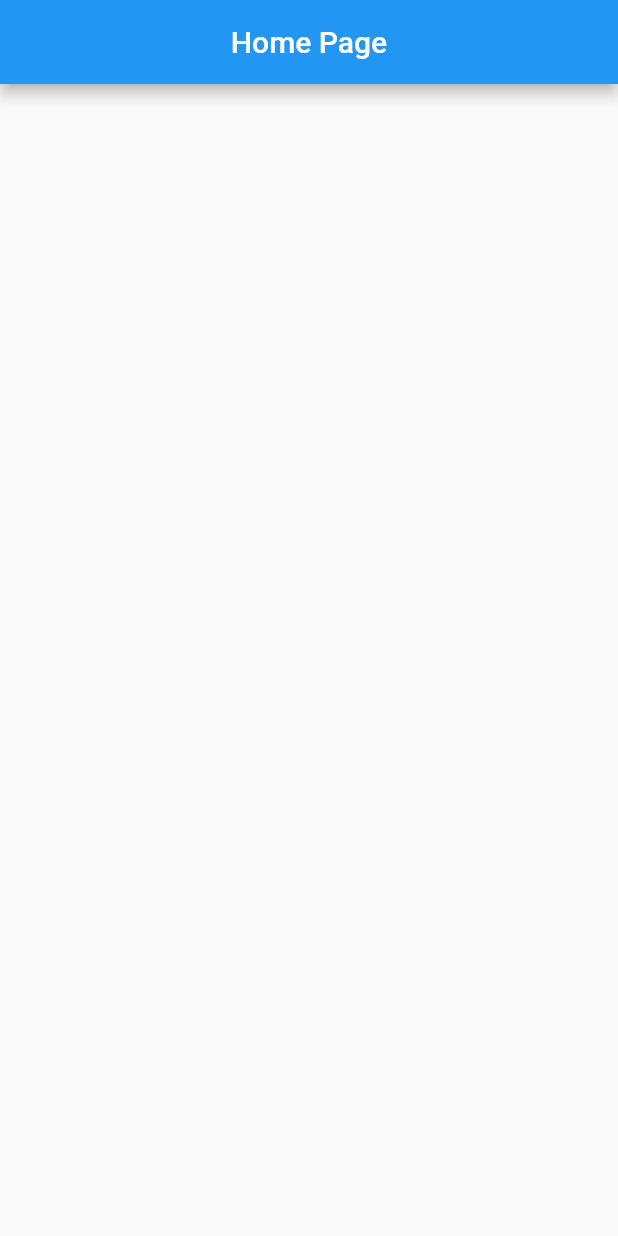
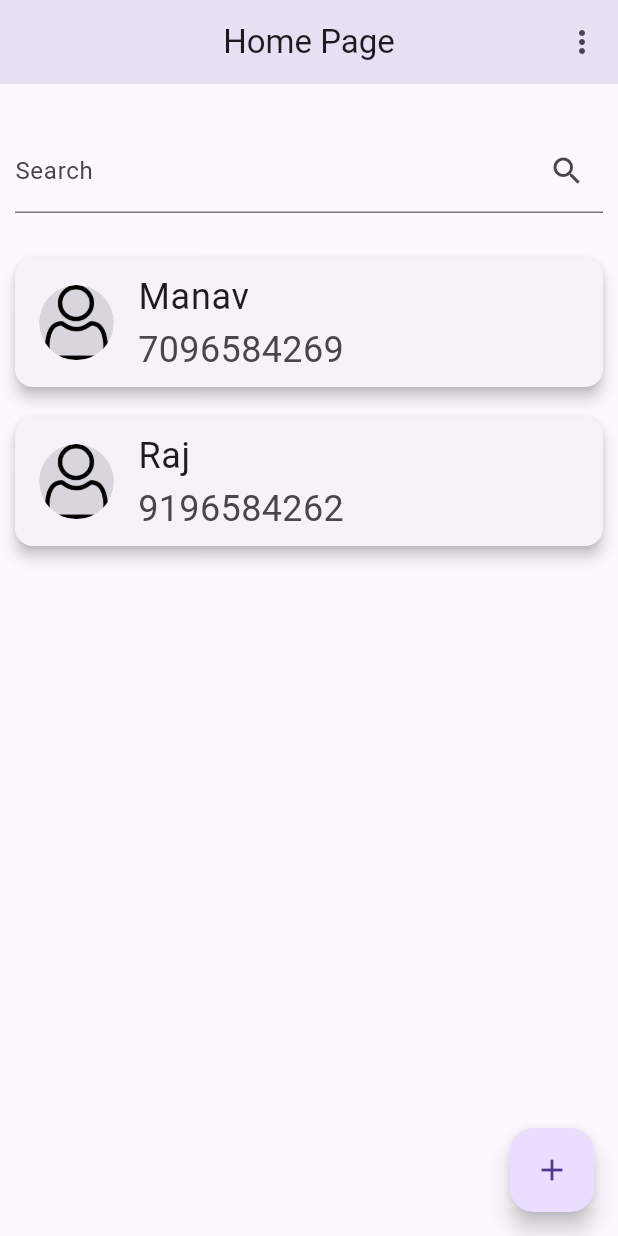
Before and after one commit to MrManavRamani-Flutter/Contact-Dairy, a Flutter app: the screen it shows after launch, on a phone screen of 412 x 824 dp. Run offline on Flutter 3.47's test engine with Material 2 defaults, Android fonts, the phone set to English and light mode, and no system bars.

Commit message:
Date : 21-11-2023 Night Commit Contact Design , model ,view contact , search contact normal commit.......

```diff
--- a/lib/main.dart
+++ b/lib/main.dart
@@ -1,4 +1,5 @@
 import 'package:contact_diary/screen/home_page.dart';
+import 'package:contact_diary/screen/view_contact_info.dart';
 import 'package:flutter/material.dart';
 
 void main() {
@@ -11,8 +12,13 @@ class MyApp extends StatelessWidget {
   @override
   Widget build(BuildContext context) {
     return MaterialApp(
+      theme: ThemeData.light(useMaterial3: true),
+      darkTheme: ThemeData.dark(useMaterial3: true),
+      themeMode: ThemeMode.system,
+      debugShowCheckedModeBanner: false,
       routes: {
         '/': (context) => const HomePage(),
+        'viewContact': (context) => const ViewContactInfo(),
       },
     );
   }
--- /dev/null
+++ b/lib/model/contact.dart
@@ -0,0 +1,12 @@
+class Contact {
+  String pic;
+  String name;
+  String contact;
+  String email;
+  Contact({
+    required this.pic,
+    required this.name,
+    required this.contact,
+    required this.email,
+  });
+}
--- a/lib/screen/home_page.dart
+++ b/lib/screen/home_page.dart
@@ -1,3 +1,5 @@
+import 'package:contact_diary/model/contact.dart';
+import 'package:contact_diary/utils/global.dart';
 import 'package:flutter/material.dart';
 
 class HomePage extends StatefulWidget {
@@ -9,13 +11,144 @@ class HomePage extends StatefulWidget {
 
 class _HomePageState extends State<HomePage> {
   @override
+  void initState() {
+    Global.find = Global.contactInfo;
+    super.initState();
+  }
+
+  void filterData(String val) {
+    List<Contact> res = [];
+    if (val.isEmpty) {
+      res = Global.contactInfo;
+    } else {
+      res = Global.contactInfo.where((e) => e.name.contains(val)).toList();
+    }
+    setState(() {
+      Global.find = res;
+    });
+  }
+
+  TextEditingController festQuoteController = TextEditingController();
+  @override
   Widget build(BuildContext context) {
     return Scaffold(
       appBar: AppBar(
         title: const Text('Home Page'),
         centerTitle: true,
+        elevation: 18,
+        actions: [
+          IconButton(
+            onPressed: () {},
+            icon: const Icon(Icons.more_vert),
+          ),
+        ],
       ),
-      body: Container(),
+      floatingActionButton: FloatingActionButton(
+        onPressed: () {
+          showDialog(
+            context: context,
+            builder: (context) {
+              return AlertDialog(
+                title: const Text(
+                  'Add Quote',
+                ),
+                content: TextField(
+                  controller: festQuoteController,
+                  decoration: const InputDecoration(
+                    hintText: 'Enter Quote',
+                  ),
+                ),
+                actions: [
+                  OutlinedButton(
+                    onPressed: () {
+                      // Global.fest_quote = festQuoteController.text;
+                      Navigator.pop(context);
+                      setState(() {});
+                    },
+                    child: const Text('Done'),
+                  ),
+                ],
+              );
+            },
+          );
+        },
+        child: const Icon(Icons.add),
+      ),
+      body: (Global.contactInfo.isEmpty)
+          ? Container(
+              alignment: Alignment.center,
+              color: Colors.black12,
+              child: const Text(
+                'No Contact',
+                style: TextStyle(fontSize: 25, fontWeight: FontWeight.bold),
+              ),
+            )
+          : Padding(
+              padding: const EdgeInsets.all(10),
+              child: Column(
+                children: [
+                  const SizedBox(
+                    height: 20,
+                  ),
+                  TextField(
+                    onChanged: (val) => filterData(val),
+                    decoration: const InputDecoration(
+                        labelText: 'Search', suffixIcon: Icon(Icons.search)),
+                  ),
+                  const SizedBox(
+                    height: 20,
+                  ),
+                  Expanded(
+                    child: ListView.builder(
+                      itemCount: Global.find.length,
+                      itemBuilder: (context, index) => Card(
+                        key: ValueKey(Global.find[index].name),
+                        // color: Colors.blue,
+                        elevation: 4,
+                        margin: const EdgeInsets.symmetric(vertical: 10),
+                        child: InkWell(
+                          onTap: () {
+                            Navigator.of(context).pushNamed('viewContact',
+                                arguments: Global.find[index]);
+                          },
+                          child: ListTile(
+                            leading: Container(
+                              height: 50,
+                              width: 50,
+                              clipBehavior: Clip.antiAlias,
+                              decoration: BoxDecoration(
+                                borderRadius: BorderRadius.circular(25),
+                              ),
+                              child: const CircleAvatar(
+                                backgroundColor: Colors.black12,
+                                child: Image(
+                                  image: AssetImage('assets/pic/user.png'),
+                                  fit: BoxFit.cover,
+                                ),
+                              ),
+                            ),
+                            title: Text(
+                              Global.find[index].name.toString(),
+                              style: const TextStyle(
+                                fontSize: 24,
+                                // color: Colors.white,
+                              ),
+                            ),
+                            subtitle: Text(
+                              Global.find[index].contact.toString(),
+                              style: const TextStyle(
+                                fontSize: 24,
+                                // color: Colors.white,
+                              ),
+                            ),
+                          ),
+                        ),
+                      ),
+                    ),
+                  ),
+                ],
+              ),
+            ),
     );
   }
 }
--- /dev/null
+++ b/lib/utils/global.dart
@@ -0,0 +1,19 @@
+import 'package:contact_diary/model/contact.dart';
+
+class Global {
+  static List<Contact> contactInfo = [
+    Contact(
+      pic: 'assets/pic/user.png',
+      name: 'Manav',
+      contact: '7096584269',
+      email: 'manav@gmail.com',
+    ),
+    Contact(
+      pic: 'assets/pic/user.png',
+      name: 'Raj',
+      contact: '9196584262',
+      email: 'raj@gmail.com',
+    ),
+  ];
+  static List<Contact> find = [];
+}
--- a/pubspec.yaml
+++ b/pubspec.yaml
@@ -59,6 +59,8 @@ flutter:
   uses-material-design: true
 
   # To add assets to your application, add an assets section, like this:
+  assets:
+    - assets/pic/
   # assets:
   #   - images/a_dot_burr.jpeg
   #   - images/a_dot_ham.jpeg
```
Also changed, not shown: lib/screen/view_contact_info.dart (added, +114 -0 lines), assets/pic/user.png (added).
